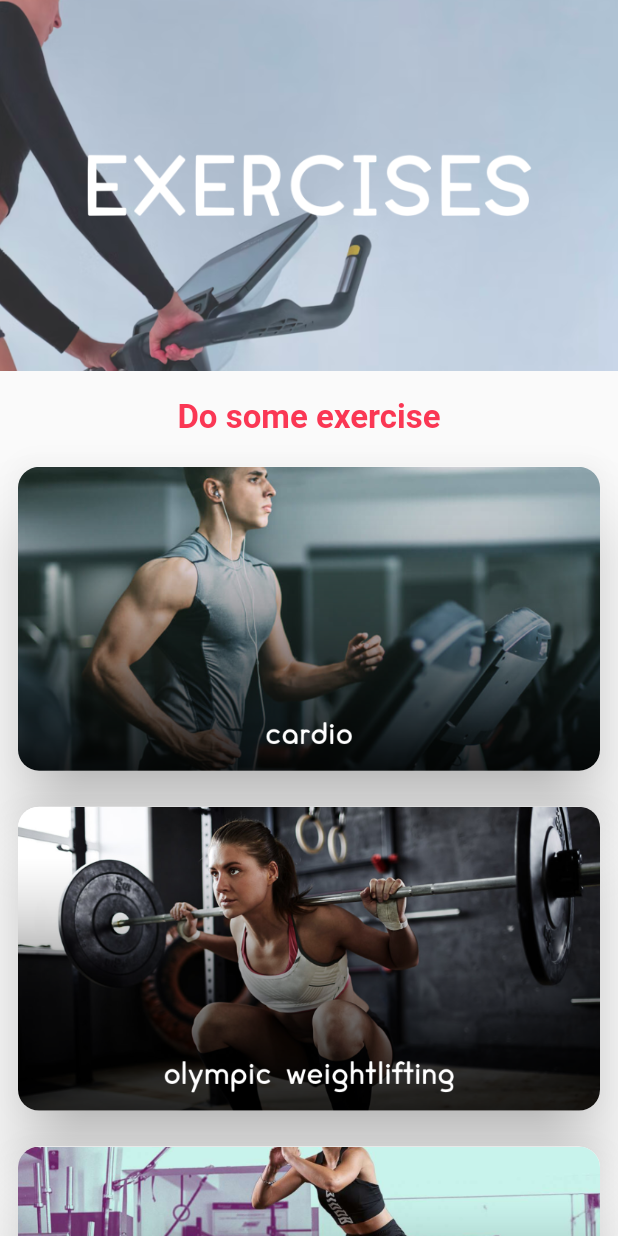
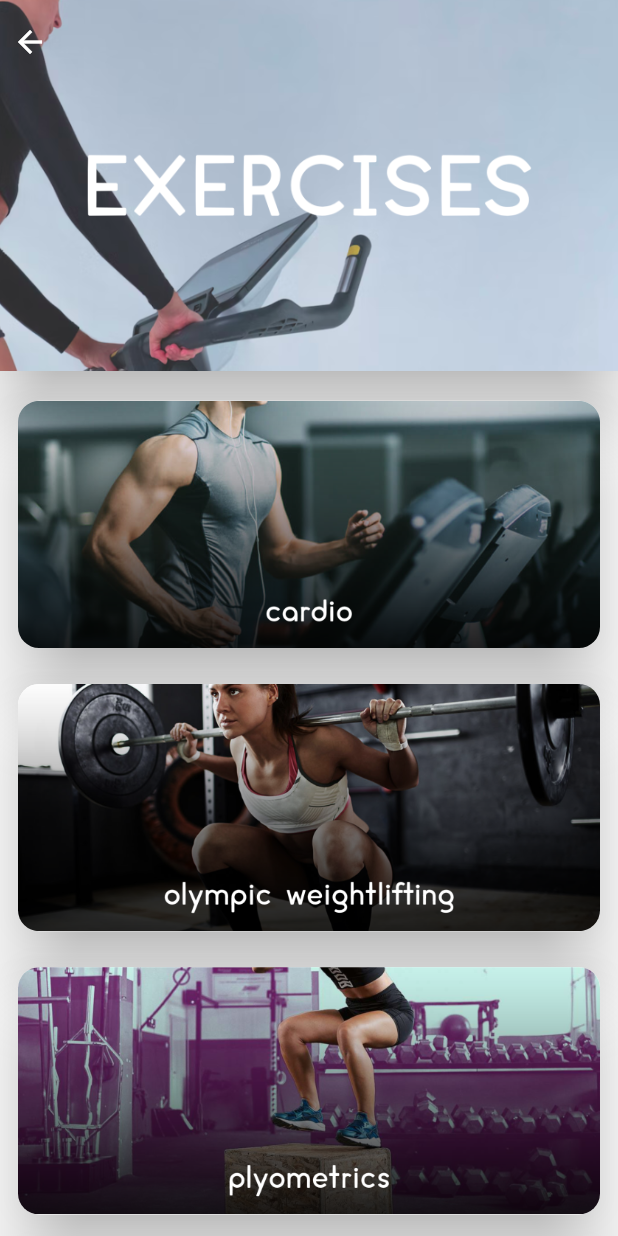
Before and after one commit to Prince2347X/heal, a Flutter app: the screen it shows after launch, after a tap on an icon or button, on a phone screen of 412 x 824 dp. Run offline on Flutter 3.47's test engine with Material 2 defaults, Android fonts, the light colour scheme and no system bars; our stand-ins replace flip_card, fluttericon; network calls fail.

Commit message:
Cleaner UI of exerciseDetails.dart screen

```diff
--- a/lib/main.dart
+++ b/lib/main.dart
@@ -12,9 +12,20 @@ class HealApp extends StatelessWidget {
 
   @override
   Widget build(BuildContext context) {
-    return const MaterialApp(
+    return MaterialApp(
+      theme: ThemeData(
+          chipTheme: ChipThemeData(
+              labelStyle: const TextStyle(
+                fontSize: 14,
+                color: Colors.black
+              ),
+            side: BorderSide(color: Colors.grey.shade400, width: 2),
+            backgroundColor: Colors.transparent,
+
+          )
+      ),
       debugShowCheckedModeBanner: false,
-      home: HomeScreen(),
+      home: const HomeScreen(),
     );
   }
 }
--- a/lib/screens/exercises.dart
+++ b/lib/screens/exercises.dart
@@ -1,7 +1,6 @@
 import 'package:flutter/material.dart';
 import 'package:heal/screens/exerciseDetails.dart';
 import 'package:heal/screens/home.dart';
-
 
 class ExerciseScreen extends StatefulWidget {
   const ExerciseScreen({Key? key}) : super(key: key);
@@ -13,20 +12,17 @@ class ExerciseScreen extends StatefulWidget {
 class _ExerciseScreenState extends State<ExerciseScreen> {
   @override
   Widget build(BuildContext context) {
-    return SafeArea(child: Scaffold(
-      body: Column(children: [
-        Flexible(flex: 3, child: banner("assets/exercises.png"),),
-        Flexible(flex: 7,
+    return SafeArea(
+        child: Scaffold(
+      body: Column(
+        children: [
+          Flexible(
+            flex: 3,
+            child: banner("assets/exercises.png"),
+          ),
+          Flexible(
+            flex: 7,
             child: ListView(children: [
-            const Padding(
-              padding: EdgeInsets.only(top: 18.0),
-              child: Text(
-                "Do some exercise",
-                textAlign: TextAlign.center,
-                style: TextStyle(fontSize: 22, fontWeight: FontWeight.bold,
-                    color: Color(0xfffa3754)),
-              ),
-            ),
               exerciseCard(context, "cardio"),
               exerciseCard(context, "olympic_weightlifting"),
               exerciseCard(context, "plyometrics"),
@@ -36,26 +32,43 @@ class _ExerciseScreenState extends State<ExerciseScreen> {
                 padding: const EdgeInsets.only(bottom: 16.0),
                 child: exerciseCard(context, "strongman"),
               ),
-          ]),)
-      ],),
+            ]),
+          )
+        ],
+      ),
     ));
   }
 }
 
 Widget exerciseCard(BuildContext context, String exercise) {
-  return InkWell(
+  return Padding(
+    padding: const EdgeInsets.only(top: 16.0, left: 8, right: 8),
+    child: InkWell(
     onTap: () => Navigator.push(
-        context, MaterialPageRoute(builder: (context) => ExerciseDetailsScreen(exercise: exercise))),
-    child: Padding(
-      padding: const EdgeInsets.only(top: 16.0, left: 8, right: 8),
+        context,
+        MaterialPageRoute(
+            builder: (context) => ExerciseDetailsScreen(exercise: exercise))),
     child: Card(
           elevation: 20,
-          shape: RoundedRectangleBorder(
-              borderRadius: BorderRadius.circular(14)
+          shape:
+              RoundedRectangleBorder(borderRadius: BorderRadius.circular(14)),
+          child: Container(
+              height: MediaQuery.of(context).size.height * 0.2,
+            decoration: BoxDecoration(
+              borderRadius: BorderRadius.circular(14),
+                image: DecorationImage(
+                  image: AssetImage("assets/exercises/$exercise.png"),
+                  fit: BoxFit.cover,
+                  alignment: Alignment.bottomCenter
+                )),
           ),
-          child: ClipRRect(
-            borderRadius: BorderRadius.circular(14),
-            child: Image.asset("assets/exercises/$exercise.png"),)
+          // child: Container(
+          //   height: MediaQuery.of(context).size.height * 0.2,
+          //   child: ClipRRect(
+          //     borderRadius: BorderRadius.circular(14),
+          //     child: Image.asset("assets/exercises/$exercise.png"),
+          //   ),
+          // )
       ),
     ),
   );
--- a/lib/screens/home.dart
+++ b/lib/screens/home.dart
@@ -1,10 +1,10 @@
 import 'package:flutter/material.dart';
 import 'package:fluttericon/font_awesome5_icons.dart';
 import 'package:fluttericon/font_awesome_icons.dart';
+import 'package:heal/screens/bmi.dart';
 import 'package:heal/screens/diet.dart';
 import 'package:heal/screens/exercises.dart';
 import 'package:heal/screens/meditation.dart';
-import 'package:heal/screens/bmi.dart';
 
 class HomeScreen extends StatelessWidget {
   const HomeScreen({Key? key}) : super(key: key);
@@ -18,7 +18,9 @@ class HomeScreen extends StatelessWidget {
         children: [
           Flexible(
             flex: 3,
-                child: banner("assets/hello.png"),
+            child: banner(
+              "assets/hello.png",
+            ),
           ),
           Flexible(
             flex: 2,
@@ -72,11 +74,25 @@ class HomeScreen extends StatelessWidget {
   }
 }
 
-Widget banner(String path) {
-  return Container(
+Widget banner(String imagePath, {String title = ""}) {
+  return Stack(children: [
+    Material(
+      elevation: 18,
+      child: Container(
         decoration: BoxDecoration(
-        image: DecorationImage(image: AssetImage(path), fit: BoxFit.cover)),
-  );
+            image: DecorationImage(
+          image: AssetImage(imagePath),
+          fit: BoxFit.cover,
+        )),
+      ),
+    ),
+    AppBar(
+      title: Text(title),
+      leadingWidth: 28,
+      backgroundColor: Colors.transparent,
+      elevation: 0,
+    )
+  ]);
 }
 
 Widget featuresCard(
--- a/pubspec.yaml
+++ b/pubspec.yaml
@@ -38,6 +38,7 @@ dependencies:
   cupertino_icons: ^1.0.2
   fluttericon: ^2.0.0
   http: ^0.13.5
+  flip_card: ^0.6.0
 
 dev_dependencies:
   flutter_test:
```
Also changed, not shown: lib/models/exercises.dart (added, +29 -0 lines), lib/screens/exerciseDetails.dart (+83 -68 lines), lib/screens/models/exercises.dart (deleted, +0 -29 lines). Lines whose indentation alone changed are shown as unchanged.
